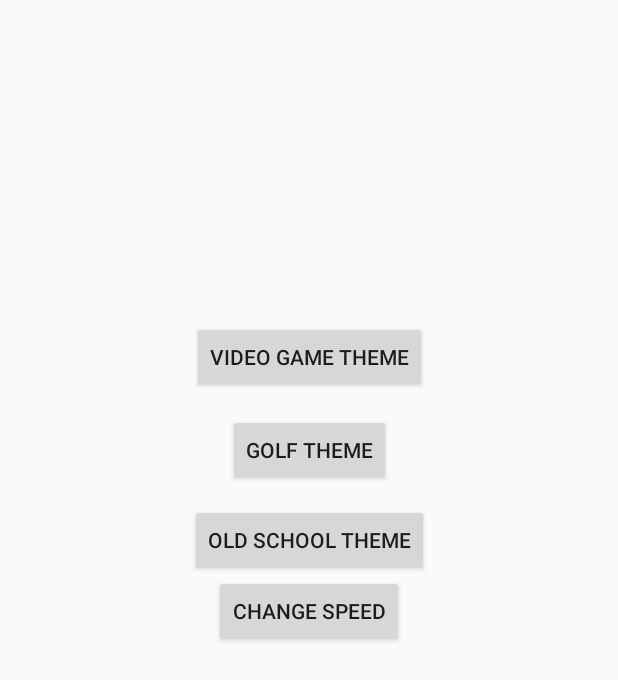
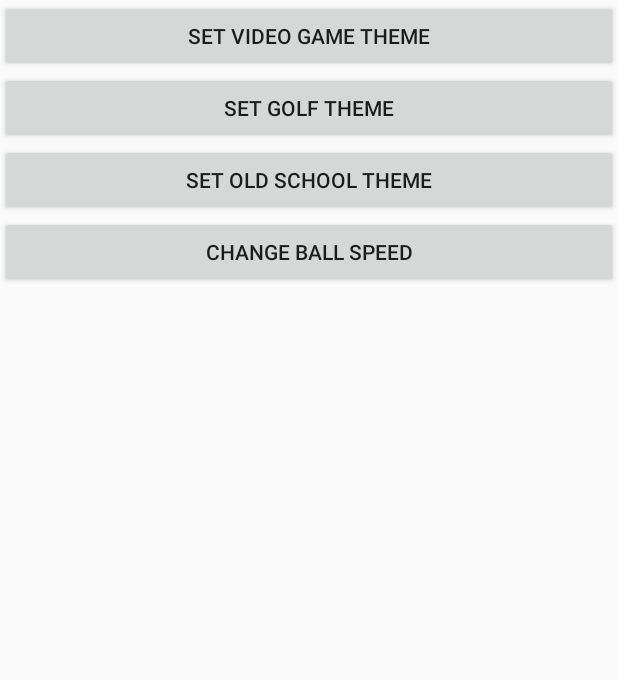
Before and after one commit to cesar93683/Gyro-Maze, an Android app: the Settings screen opened directly, with no data from a screen before it, on a phone screen of 412 x 824 dp. Shown: the top 680 px of the screen. Run offline under Robolectric (Android 15) with nearby library versions, the phone set to English and light mode, and no system bars.

Commit message:
Changed settings layout

```diff
--- a/app/src/main/res/layout/activity_settings.xml
+++ b/app/src/main/res/layout/activity_settings.xml
@@ -1,5 +1,5 @@
 <?xml version="1.0" encoding="utf-8"?>
-<android.support.constraint.ConstraintLayout xmlns:android="http://schemas.android.com/apk/res/android"
+<LinearLayout xmlns:android="http://schemas.android.com/apk/res/android"
     xmlns:app="http://schemas.android.com/apk/res-auto"
     xmlns:tools="http://schemas.android.com/tools"
     android:layout_width="match_parent"
@@ -7,77 +7,31 @@
     android:orientation="vertical"
     tools:context=".Settings">
 
-
     <Button
         android:id="@+id/setVideogame"
-        android:layout_width="wrap_content"
+        android:layout_width="match_parent"
         android:layout_height="wrap_content"
-        android:layout_marginStart="161dp"
-        android:layout_marginLeft="161dp"
-        android:layout_marginTop="167dp"
-        android:layout_marginEnd="161dp"
-        android:layout_marginRight="161dp"
-        android:layout_marginBottom="516dp"
         android:onClick="setVideogames"
-        android:text="Video Game Theme"
-        app:layout_constraintBottom_toBottomOf="parent"
-        app:layout_constraintEnd_toEndOf="parent"
-        app:layout_constraintHorizontal_bias="0.5"
-        app:layout_constraintStart_toStartOf="parent"
-        app:layout_constraintTop_toTopOf="parent" />
+        android:text="Set Video Game Theme" />
 
     <Button
         android:id="@+id/setGolf"
-        android:layout_width="wrap_content"
+        android:layout_width="match_parent"
         android:layout_height="wrap_content"
-        android:layout_marginStart="161dp"
-        android:layout_marginLeft="161dp"
-        android:layout_marginTop="229dp"
-        android:layout_marginEnd="161dp"
-        android:layout_marginRight="161dp"
-        android:layout_marginBottom="454dp"
         android:onClick="setGolf"
-        android:text="Golf Theme"
-        app:layout_constraintBottom_toBottomOf="parent"
-        app:layout_constraintEnd_toEndOf="parent"
-        app:layout_constraintHorizontal_bias="0.5"
-        app:layout_constraintStart_toStartOf="parent"
-        app:layout_constraintTop_toTopOf="parent" />
+        android:text="Set Golf Theme" />
 
     <Button
-        android:id="@+id/setOld"
-        android:layout_width="wrap_content"
+        android:id="@+id/setOldSchool"
+        android:layout_width="match_parent"
         android:layout_height="wrap_content"
-        android:layout_marginStart="161dp"
-        android:layout_marginLeft="161dp"
-        android:layout_marginTop="290dp"
-        android:layout_marginEnd="161dp"
-        android:layout_marginRight="161dp"
-        android:layout_marginBottom="394dp"
         android:onClick="setOld"
-        android:text="Old School Theme"
-        app:layout_constraintBottom_toBottomOf="parent"
-        app:layout_constraintEnd_toEndOf="parent"
-        app:layout_constraintHorizontal_bias="0.5"
-        app:layout_constraintStart_toStartOf="parent"
-        app:layout_constraintTop_toTopOf="parent" />
+        android:text="Set Old School Theme" />
 
     <Button
-        android:id="@+id/speedup"
-        android:layout_width="wrap_content"
+        android:id="@+id/changeSpeed"
+        android:layout_width="match_parent"
         android:layout_height="wrap_content"
-        android:layout_marginStart="161dp"
-        android:layout_marginLeft="161dp"
-        android:layout_marginTop="383dp"
-        android:layout_marginEnd="161dp"
-        android:layout_marginRight="161dp"
-        android:layout_marginBottom="300dp"
         android:onClick="changeSpeed"
-        android:text="Change Speed"
-        app:layout_constraintBottom_toBottomOf="parent"
-        app:layout_constraintEnd_toEndOf="parent"
-        app:layout_constraintHorizontal_bias="0.5"
-        app:layout_constraintStart_toStartOf="parent"
-        app:layout_constraintTop_toTopOf="parent"
-        app:layout_constraintVertical_bias="0.0" />
-</android.support.constraint.ConstraintLayout>
+        android:text="Change Ball Speed" />
+</LinearLayout>
```
